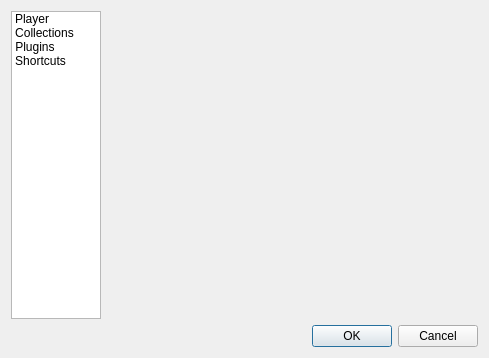
Before: the Qt Designer form player/ui/preferencesdialog.ui in danvratil/TepSonic, drawn with Qt 5.
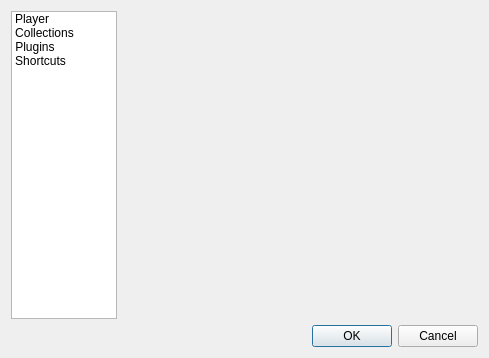
After: the same form once the commit is applied. Icons and pictures are not drawn.

Commit message: Import icon for Shortcuts tab in Settings dialog

```diff
--- a/player/ui/preferencesdialog.ui
+++ b/player/ui/preferencesdialog.ui
@@ -29,7 +29,7 @@
        </property>
        <property name="minimumSize">
         <size>
-         <width>90</width>
+         <width>106</width>
          <height>0</height>
         </size>
        </property>
```
Left out of the diff: 4 changed lines with no effect on the pictures. The commit also changes 3 other files.
